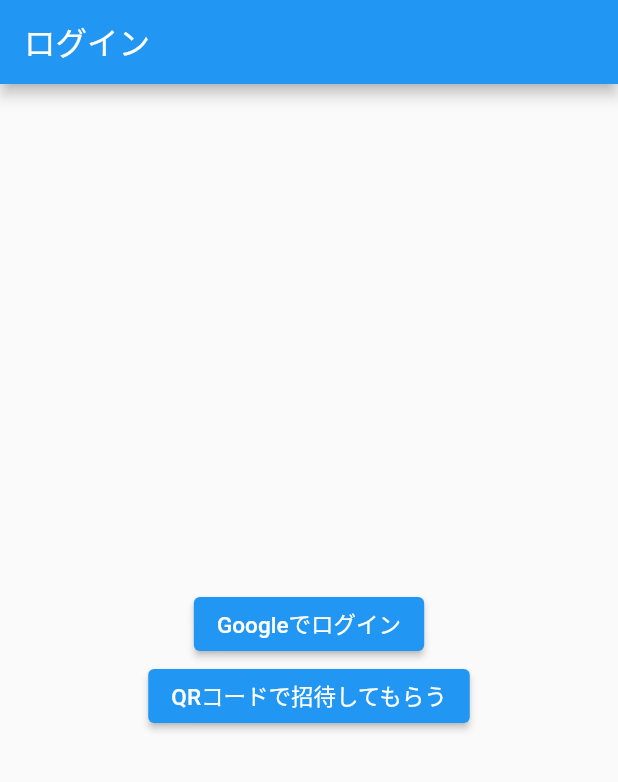
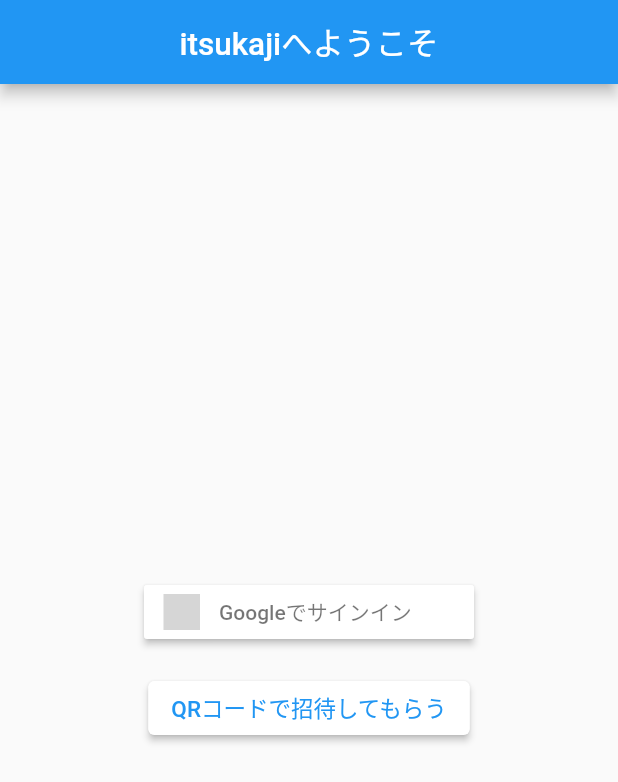
Before and after one commit to batacon/itsukaji_flutter, a Flutter app: the screen it shows after launch, on a phone screen of 412 x 824 dp. Shown: the top 782 px of the screen. Run offline on Flutter 3.47's test engine with Material 2 defaults, Android fonts, the phone set to English and light mode, and no system bars; our stand-ins replace cloud_firestore, firebase_auth, firebase_core, flutter_signin_button, flutter_svg, google_sign_in and 1 more; missing offline and left inert: mobile_scanner; accounts and stored records are empty; grey boxes are pictures that could not be loaded.

Commit message:
ログイン画面を改善

```diff
--- a/lib/presentation/pages/sign_in_page.dart
+++ b/lib/presentation/pages/sign_in_page.dart
@@ -1,5 +1,7 @@
 import 'package:firebase_auth/firebase_auth.dart';
 import 'package:flutter/material.dart';
+import 'package:flutter_signin_button/button_list.dart';
+import 'package:flutter_signin_button/button_view.dart';
 import 'package:google_sign_in/google_sign_in.dart';
 import 'package:itsukaji_flutter/common/show_snack_bar_with_text.dart';
 import 'package:itsukaji_flutter/presentation/pages/task_list_page.dart';
@@ -23,7 +25,8 @@
   Widget build(BuildContext context) {
     return Scaffold(
       appBar: AppBar(
-        title: const Text('ログイン'),
+        title: const Text('itsukajiへようこそ'),
+        centerTitle: true,
       ),
       body: Center(
         child: _isSigningIn
@@ -32,6 +35,7 @@
                 mainAxisAlignment: MainAxisAlignment.center,
                 children: [
                   _buildSignInButton(context),
+                  const SizedBox(height: 16),
                   _buildQRCodeScannerButton(context),
                 ],
               ),
@@ -40,8 +44,9 @@
   }
 
   Widget _buildSignInButton(BuildContext context) {
-    return ElevatedButton(
-      child: const Text('Googleでログイン'),
+    return SignInButton(
+      Buttons.Google,
+      text: 'Googleでサインイン',
       onPressed: () async {
         try {
           setState(() => _isSigningIn = true);
@@ -78,8 +83,12 @@
 
   Widget _buildQRCodeScannerButton(BuildContext context) {
     return ElevatedButton(
+      style: ElevatedButton.styleFrom(
+        backgroundColor: Colors.white,
+        foregroundColor: Colors.blue,
+      ),
+      onPressed: () => _openQRCodeScanner(context),
       child: const Text('QRコードで招待してもらう'),
-      onPressed: () => _openQRCodeScanner(context),
     );
   }
 
--- a/pubspec.yaml
+++ b/pubspec.yaml
@@ -22,6 +22,7 @@
   flutter_svg: ^1.1.6
   mobile_scanner: ^2.1.0
   qr_flutter: ^4.0.0
+  flutter_signin_button: ^2.0.0
 
 dev_dependencies:
   flutter_test:
```
Also changed, not shown: pubspec.lock.
